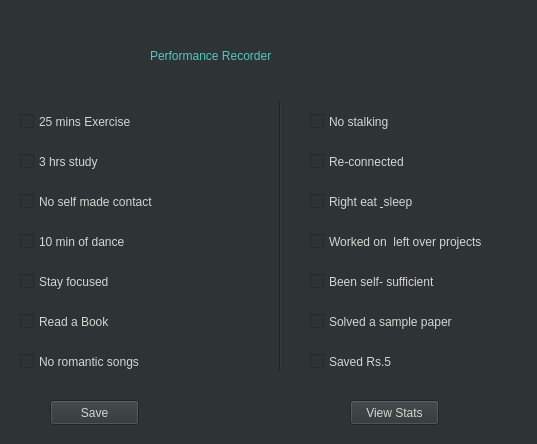
shreesh-kr/Performance_Stat, file assets/main.ui: the form before one commit.
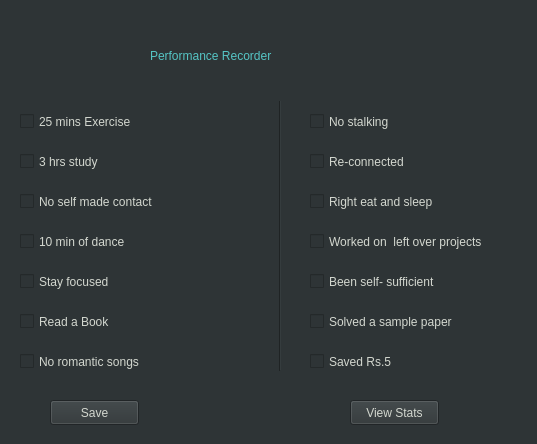
The form after the commit.

Patch:
```diff
--- a/assets/main.ui
+++ b/assets/main.ui
@@ -198,7 +198,7 @@
      <rect>
       <x>310</x>
       <y>190</y>
-      <width>131</width>
+      <width>161</width>
       <height>23</height>
      </rect>
     </property>
@@ -206,7 +206,7 @@
      <string notr="true">color: rgb(211, 215, 207);</string>
     </property>
     <property name="text">
-     <string>Right eat &amp; sleep</string>
+     <string>Right eat and sleep</string>
     </property>
    </widget>
    <widget class="QCheckBox" name="checkBox_11">
```
